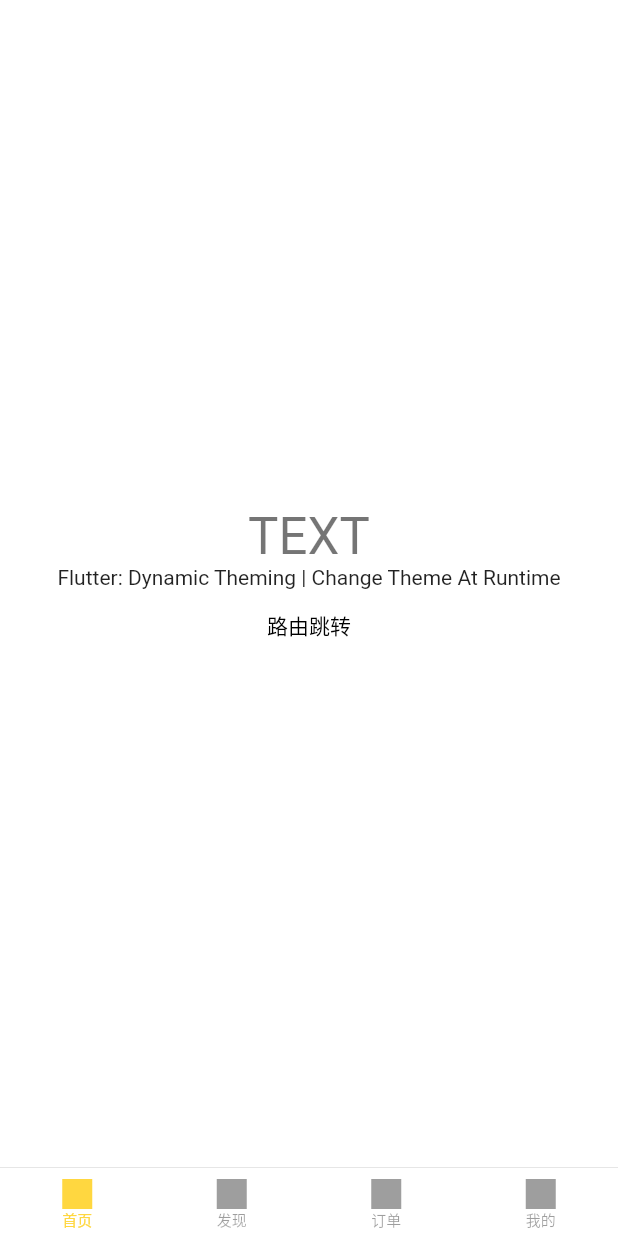
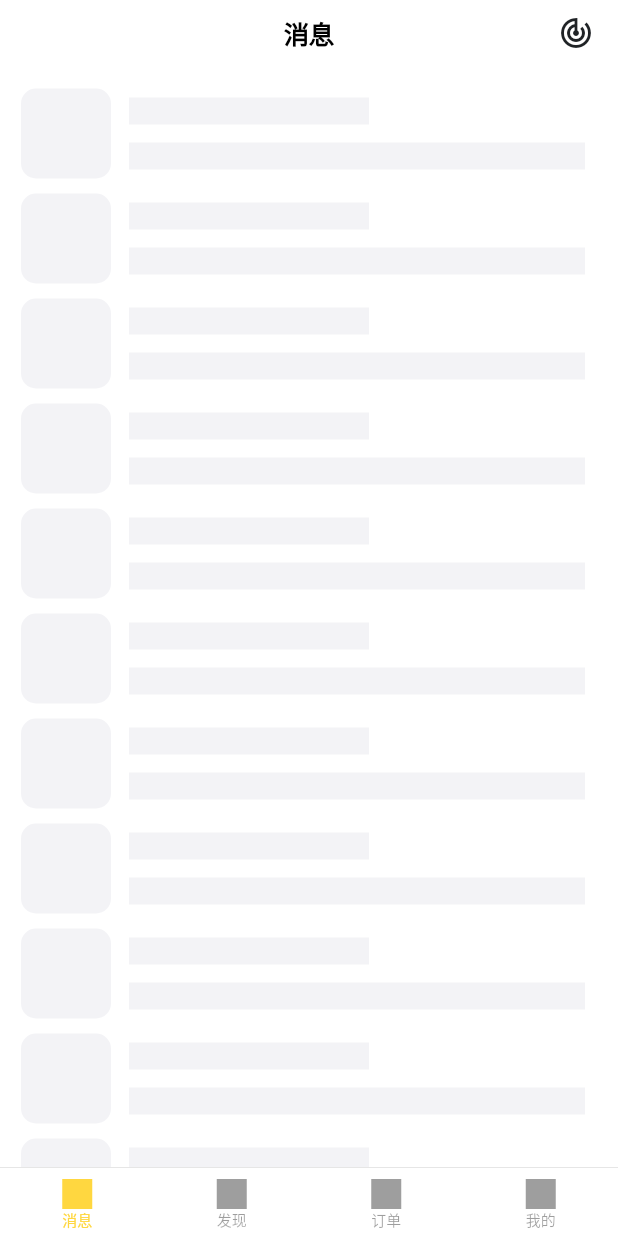
Before and after one commit to Tecode/dynamic_theme, a Flutter app: the screen it shows after launch, on a phone screen of 412 x 824 dp. Run offline on Flutter 3.47's test engine with Material 2 defaults, Android fonts, the phone set to English and light mode, and no system bars; our stand-ins replace flutter_easyrefresh, uni_links; Roboto replaces fonts that are missing (GoogleSans).

Commit message:
下拉刷新加载更多

```diff
--- a/lib/containers/Entrance.dart
+++ b/lib/containers/Entrance.dart
@@ -25,7 +25,7 @@ class Entrance extends StatefulWidget {
 //  路由页面
   static List<Map<String, dynamic>> get navList {
     return [
-      {'value': '首页', 'key': 'HOME'},
+      {'value': '消息', 'key': 'HOME'},
       {'value': '发现', 'key': 'DISCOVERY'},
       {'value': '订单', 'key': 'ORDER'},
       {'value': '我的', 'key': 'MINE'},
--- a/lib/containers/Home.dart
+++ b/lib/containers/Home.dart
@@ -1,8 +1,9 @@
-import 'dart:developer';
-
-import 'package:dynamic_theme/containers/Entrance.dart';
 import 'package:dynamic_theme/containers/NewView.dart';
+import 'package:dynamic_theme/helpers/colors.dart';
+import 'package:dynamic_theme/helpers/customBehavior.dart';
+import 'package:flutter/cupertino.dart';
 import 'package:flutter/material.dart';
+import 'package:flutter_easyrefresh/easy_refresh.dart';
 
 class Home extends StatefulWidget {
   @override
@@ -10,6 +11,18 @@ class Home extends StatefulWidget {
 }
 
 class _HomeState extends State<Home> {
+  EasyRefreshController _controller;
+  ScrollController _scrollController;
+  int _count = 20;
+  // 是否开启加载
+  bool _enableLoad = true;
+
+  // 控制结束
+  bool _enableControlFinish = false;
+
+  // 是否开启刷新
+  bool _enableRefresh = true;
+
   //  路由跳转
   void _launchRouter(BuildContext context) {
     // Timeline.instantSync('Start Transition', arguments: <String, String>{
@@ -27,44 +40,151 @@ class _HomeState extends State<Home> {
   }
 
   @override
+  void initState() {
+    super.initState();
+    _controller = EasyRefreshController();
+    _scrollController = ScrollController();
+  }
+
+  @override
   Widget build(BuildContext context) {
-    return SafeArea(
-      child: SizedBox(
-        child: Center(
-          child: Builder(
-            builder: (BuildContext context) {
-              final bool isDark =
-                  Theme.of(context).brightness == Brightness.dark;
-
-              return Column(
-                mainAxisAlignment: MainAxisAlignment.center,
-                crossAxisAlignment: CrossAxisAlignment.center,
-                children: <Widget>[
-                  Text(
-                    'TEXT',
-                    style: Theme.of(context).textTheme.headline4,
-                  ),
-                  Text(
-                    'Flutter: Dynamic Theming | Change Theme At Runtime',
-                    style: Theme.of(context).textTheme.bodyText2,
-                  ),
-                  FlatButton(
-                    onPressed: () => _launchRouter(context),
-                    child: Text(
-                      '路由跳转',
-                      style: Theme.of(context).textTheme.bodyText1.merge(
-                            TextStyle(
-                              color: isDark ? Colors.white : Colors.black,
-                            ),
-                          ),
-                    ),
-                  ),
-                ],
-              );
-            },
+    return CupertinoPageScaffold(
+      navigationBar: CupertinoNavigationBar(
+        trailing: GestureDetector(
+          behavior: HitTestBehavior.opaque,
+          onTap: () => _launchRouter(context),
+          child: Icon(
+            Icons.track_changes,
+            size: 24.0,
+            color: CustomColors.of(context).color202326,
+          ),
+        ),
+        transitionBetweenRoutes: false,
+        middle: Text('消息'),
+      ),
+      child: Padding(
+        padding: EdgeInsets.only(
+          top: MediaQuery.of(context).padding.top + 44.0,
+        ),
+        child: ScrollConfiguration(
+          behavior: CustomBehavior(),
+          child: EasyRefresh.custom(
+            enableControlFinishRefresh: true,
+            enableControlFinishLoad: true,
+            controller: _controller,
+            scrollController: _scrollController,
+            header: ClassicalHeader(
+              enableInfiniteRefresh: true,
+              bgColor: Theme.of(context).backgroundColor,
+              infoColor: Colors.black87,
+              float: false,
+              enableHapticFeedback: false,
+              refreshText: '拉动刷新',
+              refreshReadyText: '释放刷新',
+              refreshingText: '数据加载中',
+              refreshedText: '更新完成',
+              refreshFailedText: '刷新失败',
+              noMoreText: '没有更多了',
+              infoText: '%T 更新了消息',
+            ),
+            footer: _enableLoad
+                ? ClassicalFooter(
+                    enableInfiniteLoad: true,
+                    enableHapticFeedback: false,
+                    loadText: 'S.of(context).pushToLoad',
+                    loadReadyText: 'S.of(context).releaseToLoad',
+                    loadingText: 'S.of(context).loading',
+                    loadedText: 'S.of(context).loaded',
+                    loadFailedText: 'S.of(context).loadFailed',
+                    noMoreText: '没有更多了',
+                    infoText: '%T 更新',
+                  )
+                : null,
+            onRefresh: _enableRefresh
+                ? () async {
+                    await Future.delayed(Duration(seconds: 2), () {
+                      if (mounted) {
+                        setState(() {
+                          _count = 20;
+                        });
+                        if (!_enableControlFinish) {
+                          _controller.resetLoadState();
+                          _controller.finishRefresh();
+                        }
+                      }
+                    });
+                  }
+                : null,
+            onLoad: _enableLoad
+                ? () async {
+                    await Future.delayed(Duration(seconds: 2), () {
+                      if (mounted) {
+                        setState(() {
+                          _count += 20;
+                        });
+                        if (!_enableControlFinish) {
+                          _controller.finishLoad(noMore: _count >= 80);
+                        }
+                      }
+                    });
+                  }
+                : null,
+            slivers: <Widget>[
+              SliverList(
+                delegate: SliverChildBuilderDelegate(
+                  (context, index) {
+                    if (index == 0) return SizedBox(height: 15.0);
+                    return const AvatarWrapBox();
+                  },
+                  childCount: _count + 1,
+                ),
+              ),
+            ],
           ),
         ),
       ),
     );
   }
 }
+
+class AvatarWrapBox extends StatelessWidget {
+  const AvatarWrapBox();
+
+  @override
+  Widget build(BuildContext context) {
+    return Container(
+      height: 60.0,
+      padding: EdgeInsets.symmetric(horizontal: 14.0),
+      margin: EdgeInsets.only(bottom: 10.0),
+      child: Row(
+        children: <Widget>[
+          Container(
+            width: 60.0,
+            height: 60.0,
+            margin: EdgeInsets.only(right: 12.0),
+            decoration: BoxDecoration(
+              color: CustomColors.of(context).colorF3F3F6,
+              borderRadius: BorderRadius.circular(10.0),
+            ),
+          ),
+          Column(
+            crossAxisAlignment: CrossAxisAlignment.start,
+            mainAxisAlignment: MainAxisAlignment.spaceAround,
+            children: <Widget>[
+              Container(
+                width: 160.0,
+                height: 18.0,
+                color: CustomColors.of(context).colorF3F3F6,
+              ),
+              Container(
+                width: MediaQuery.of(context).size.width - 80.0 - 28.0,
+                height: 18.0,
+                color: CustomColors.of(context).colorF3F3F6,
+              ),
+            ],
+          )
+        ],
+      ),
+    );
+  }
+}
--- a/lib/containers/Mine.dart
+++ b/lib/containers/Mine.dart
@@ -51,7 +51,7 @@ class _MineState extends State<Mine> {
                   FlatButton(
                     onPressed: () => _launchRouter(context),
                     child: Text(
-                      '路由跳转',
+                      '404',
                       style: Theme.of(context).textTheme.bodyText2.merge(
                             TextStyle(
                               color: isDark ? Colors.white : Colors.black,
--- a/lib/helpers/colors.dart
+++ b/lib/helpers/colors.dart
@@ -7,11 +7,16 @@ class CustomColors {
   final Color cubeColor;
   final Color activeNavColor;
   final Color navBarColor;
+  final Color colorF3F3F6;
+  final Color color202326;
+
   CustomColors({
     this.borderColor,
     this.cubeColor,
     this.activeNavColor,
     this.navBarColor,
+    this.colorF3F3F6,
+    this.color202326,
   });
 
   static CustomColors of(BuildContext context) {
@@ -22,13 +27,18 @@ class CustomColors {
         cubeColor: Colors.white70,
         activeNavColor: Colors.brown,
         navBarColor: Color(0xff161616),
+        colorF3F3F6: Color(0xff18191b),
+        color202326: Color(0xff4e5156),
       );
     }
 //    明亮色
     return CustomColors(
-        borderColor: Color(0xffdedede),
-        cubeColor: Colors.black38,
-        activeNavColor: Colors.amberAccent,
-        navBarColor: Colors.white);
+      borderColor: Color(0xffdedede),
+      cubeColor: Colors.black38,
+      activeNavColor: Colors.amberAccent,
+      navBarColor: Colors.white,
+      colorF3F3F6: Color(0xffF3F3F6),
+      color202326: Color(0xff202326),
+    );
   }
 }
--- a/pubspec.yaml
+++ b/pubspec.yaml
@@ -20,6 +20,7 @@ dependencies:
   flutter:
     sdk: flutter
   uni_links: 0.4.0
+  flutter_easyrefresh: 2.1.1
 
   # The following adds the Cupertino Icons font to your application.
   # Use with the CupertinoIcons class for iOS style icons.
```
Also changed, not shown: pubspec.lock.
